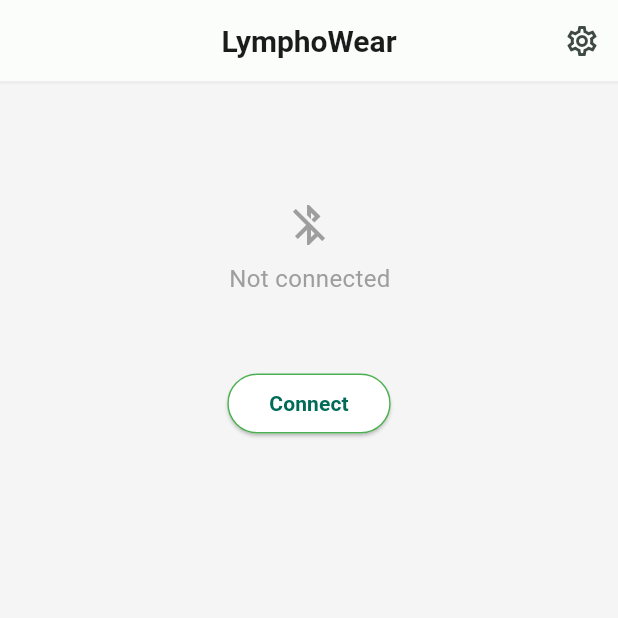
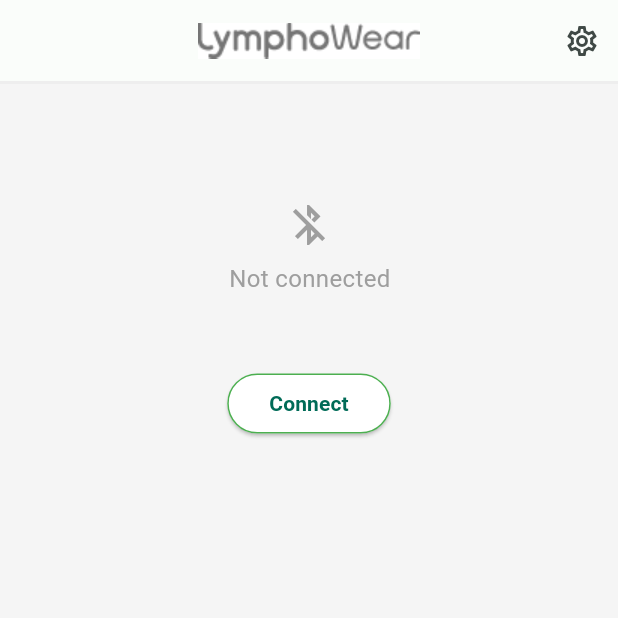
Before and after one commit to kwakdeung/lymphowear_remote_app_logging_responsive, a Flutter app: the HomeNone screen opened directly, after a tap on "Add Device", on a phone screen of 412 x 824 dp, the top half of it. Run offline on Flutter 3.47's test engine with Material 2 defaults, Android fonts, the phone set to English and light mode, and no system bars.

Commit message:
Add Appbar LymphoWear

```diff
--- a/lib/pages/home_none.dart
+++ b/lib/pages/home_none.dart
@@ -14,10 +14,7 @@
         automaticallyImplyLeading: false,
         title: Container(
           margin: const EdgeInsets.fromLTRB(0, 16, 0, 16),
-          child: const Text(
-            'LymphoWear',
-            style: TextStyle(fontSize: 24, fontWeight: FontWeight.bold),
-          ),
+          child: Image.asset('assets/images/Appbar_Text_LymphoWear.png'),
         ),
         centerTitle: true,
         bottom: PreferredSize(
--- a/lib/widgets/home/home_bluetooth.dart
+++ b/lib/widgets/home/home_bluetooth.dart
@@ -29,9 +29,9 @@
       resizeToAvoidBottomInset: false,
       appBar: AppBar(
         automaticallyImplyLeading: false,
-        title: const Text(
-          'LymphoWear',
-          style: TextStyle(fontSize: 20, fontWeight: FontWeight.bold),
+        title: Container(
+          margin: const EdgeInsets.fromLTRB(0, 16, 0, 16),
+          child: Image.asset('assets/images/Appbar_Text_LymphoWear.png'),
         ),
         centerTitle: true,
         bottom: PreferredSize(
--- a/lib/widgets/home/home_default.dart
+++ b/lib/widgets/home/home_default.dart
@@ -21,9 +21,9 @@
               color: Colors.red,
             ),
             onPressed: () {}),
-        title: const Text(
-          'LymphoWear',
-          style: TextStyle(fontSize: 20, fontWeight: FontWeight.bold),
+        title: Container(
+          margin: const EdgeInsets.fromLTRB(0, 16, 0, 16),
+          child: Image.asset('assets/images/Appbar_Text_LymphoWear.png'),
         ),
         centerTitle: true,
         bottom: PreferredSize(
--- a/lib/widgets/home/home_refresh.dart
+++ b/lib/widgets/home/home_refresh.dart
@@ -15,9 +15,9 @@
       resizeToAvoidBottomInset: false,
       appBar: AppBar(
         automaticallyImplyLeading: false,
-        title: const Text(
-          'LymphoWear',
-          style: TextStyle(fontSize: 20, fontWeight: FontWeight.bold),
+        title: Container(
+          margin: const EdgeInsets.fromLTRB(0, 16, 0, 16),
+          child: Image.asset('assets/images/Appbar_Text_LymphoWear.png'),
         ),
         centerTitle: true,
         bottom: PreferredSize(
```
